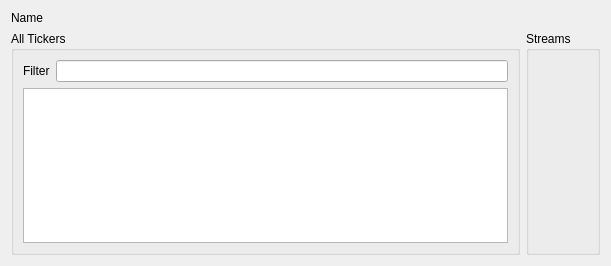
Before: the Qt Designer form src/widgets/connection_widget.ui in biddisco/lxqt-build-tools, drawn with Qt 5.
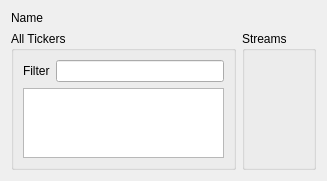
After: the same form once the commit is applied.

Commit message: Improve connect/disconnect via gui using connection widget

What changed in the file:
```diff
--- a/src/widgets/connection_widget.ui
+++ b/src/widgets/connection_widget.ui
@@ -6,10 +6,16 @@
    <rect>
     <x>0</x>
     <y>0</y>
-    <width>611</width>
-    <height>266</height>
+    <width>327</width>
+    <height>175</height>
    </rect>
   </property>
+  <property name="sizePolicy">
+   <sizepolicy hsizetype="Preferred" vsizetype="Preferred">
+    <horstretch>0</horstretch>
+    <verstretch>0</verstretch>
+   </sizepolicy>
+  </property>
   <property name="windowTitle">
    <string>Form</string>
   </property>
@@ -52,17 +58,11 @@
         <item>
          <widget class="QListView" name="tickers_list">
           <property name="sizePolicy">
-           <sizepolicy hsizetype="MinimumExpanding" vsizetype="MinimumExpanding">
+           <sizepolicy hsizetype="Preferred" vsizetype="Expanding">
             <horstretch>0</horstretch>
             <verstretch>0</verstretch>
            </sizepolicy>
           </property>
-          <property name="minimumSize">
-           <size>
-            <width>96</width>
-            <height>64</height>
-           </size>
-          </property>
          </widget>
         </item>
        </layout>
```
The commit also changes 5 other files.
